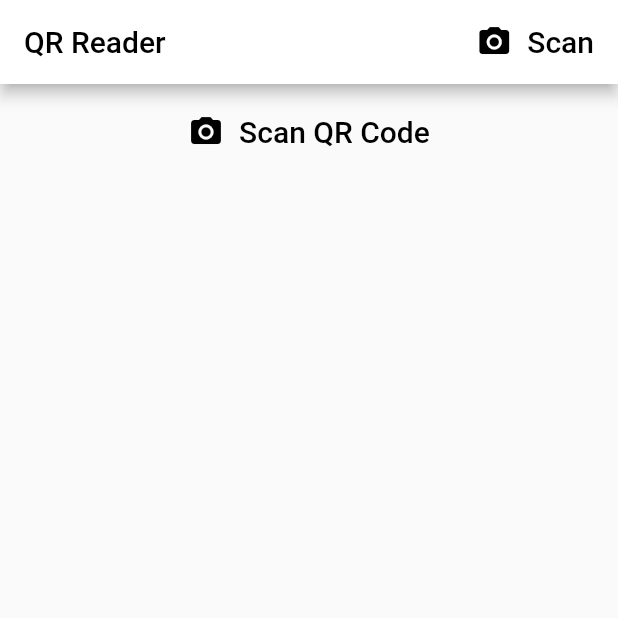
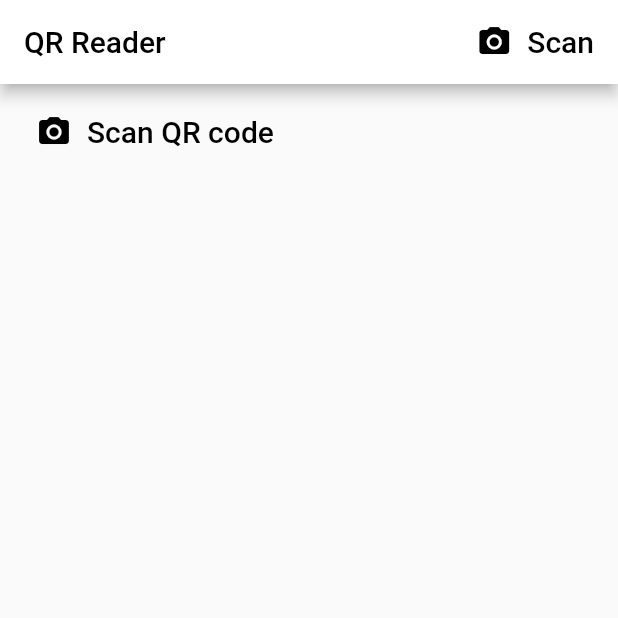
Before and after one commit to BaronAdam/qr_reader, a Flutter app: the screen it shows after launch, on a phone screen of 412 x 824 dp, the top half of it. Run offline on Flutter 3.47's test engine with Material 2 defaults, Android fonts, the phone set to English and light mode, and no system bars; our stand-ins replace flutter_styled_toast; missing offline and left inert: barras, validated.

Commit message:
Add IconTextButtonClass + extract FlatButtons.

```diff
--- a/lib/screens/main_screen.dart
+++ b/lib/screens/main_screen.dart
@@ -2,6 +2,7 @@ import 'package:barras/barras.dart';
 import 'package:flutter/material.dart';
 import 'package:flutter/services.dart';
 import 'package:flutter_styled_toast/flutter_styled_toast.dart';
+import 'package:qr_reader/widgets/icon_text_button.dart';
 import 'package:url_launcher/url_launcher.dart';
 import 'package:validated/validated.dart' as validate;
 
@@ -21,22 +22,12 @@ class _MainScreenState extends State<MainScreen> {
         ),
         backgroundColor: Colors.white,
         actions: [
-          FlatButton(
-            onPressed: _scanCode,
-            child: Row(
-              children: [
-                Icon(
+          IconTextButton(
+            onPressed: _scanCode(),
+            text: 'Scan',
+            icon: Icon(
               Icons.camera_alt,
               color: Colors.black,
-                ),
-                SizedBox(
-                  width: 10,
-                ),
-                Text(
-                  'Scan',
-                  style: TextStyle(color: Colors.black, fontSize: 20),
-                )
-              ],
             ),
           )
         ],
@@ -64,43 +55,21 @@ class _MainScreenState extends State<MainScreen> {
                             ),
                           ),
                           Spacer(),
-                          FlatButton(
+                          IconTextButton(
                             onPressed: _copyToClipboard,
-                            child: Row(
-                              children: [
-                                Icon(
+                            text: 'copy',
+                            icon: Icon(
                               Icons.copy,
                               color: Colors.black,
                             ),
-                                SizedBox(
-                                  width: 10,
-                                ),
-                                Text(
-                                  'Copy',
-                                  style: TextStyle(
-                                      color: Colors.black, fontSize: 20),
-                                ),
-                              ],
-                            ),
                           ),
                           if (validate.isURL(_barcodeScanResult))
-                            FlatButton(
+                            IconTextButton(
                               onPressed: _launchURL,
-                              child: Row(
-                                children: [
-                                  Icon(
+                              text: 'Open',
+                              icon: Icon(
                                 Icons.open_in_browser,
                                 color: Colors.black,
-                                  ),
-                                  SizedBox(
-                                    width: 10,
-                                  ),
-                                  Text(
-                                    'Open',
-                                    style: TextStyle(
-                                        color: Colors.black, fontSize: 20),
-                                  ),
-                                ],
                               ),
                             )
                           else
@@ -130,27 +99,15 @@ class _MainScreenState extends State<MainScreen> {
             else
               Padding(
                   padding: const EdgeInsets.all(8.0),
-                child: FlatButton(
-                  minWidth: double.infinity,
-                  onPressed: _scanCode,
-                  child: Row(
-                    children: [
-                      Icon(
+                  child: IconTextButton(
+                    onPressed: _scanCode(),
+                    text: 'Scan QR code',
+                    icon: Icon(
                       Icons.camera_alt,
                       color: Colors.black,
                     ),
-                      SizedBox(
-                        width: 10,
-                      ),
-                      Text(
-                        'Scan QR Code',
-                        style: TextStyle(color: Colors.black, fontSize: 20),
-                      )
-                    ],
-                    mainAxisAlignment: MainAxisAlignment.center,
-                  ),
-                ),
-              ),
+                    minWidth: double.infinity,
+                  )),
           ],
           mainAxisAlignment: MainAxisAlignment.start,
           crossAxisAlignment: CrossAxisAlignment.center,
--- /dev/null
+++ b/lib/widgets/icon_text_button.dart
@@ -0,0 +1,36 @@
+import 'package:flutter/material.dart';
+
+class IconTextButton extends StatelessWidget {
+  final onPressed;
+  final String text;
+  final Icon icon;
+  final double minWidth;
+
+  const IconTextButton({
+    Key key,
+    @required this.onPressed,
+    @required this.text,
+    @required this.icon,
+    this.minWidth = 0,
+  }) : super(key: key);
+
+  @override
+  Widget build(BuildContext context) {
+    return FlatButton(
+      onPressed: null,
+      minWidth: minWidth,
+      child: Row(
+        children: [
+          icon,
+          SizedBox(
+            width: 10,
+          ),
+          Text(
+            text,
+            style: TextStyle(color: Colors.black, fontSize: 20),
+          )
+        ],
+      ),
+    );
+  }
+}
```
Lines whose indentation alone changed are shown as unchanged.
